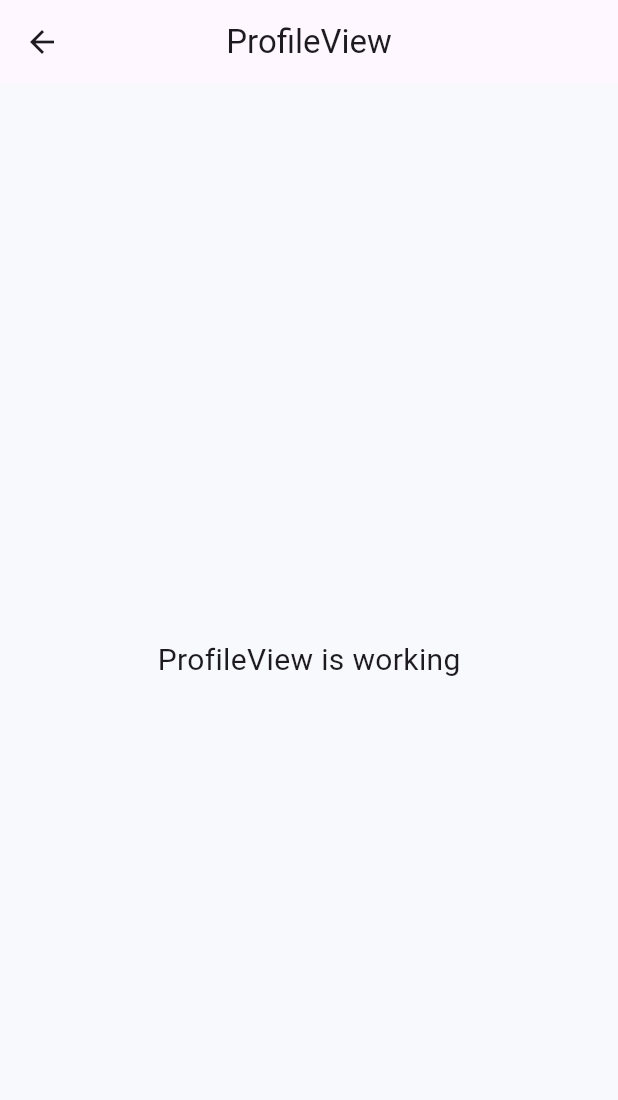
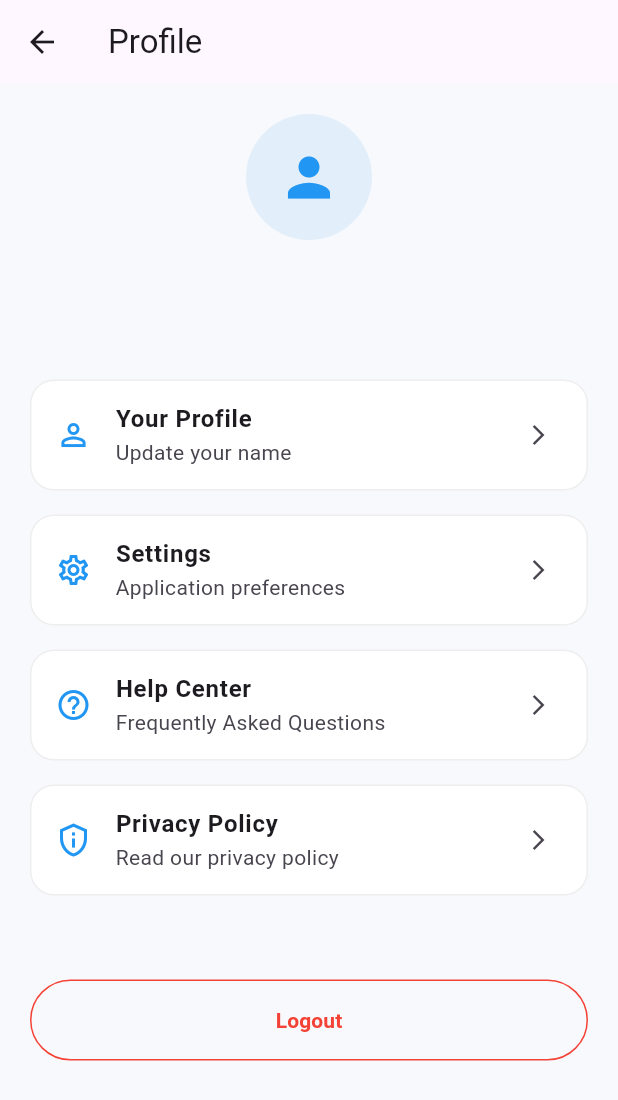
Before and after one commit to adhimmmm/laundry_app, a Flutter app: the ProfileView screen opened by its route, on a phone screen of 412 x 824 dp. Shown: the top 1100 px of the screen. Run offline on Flutter 3.47's test engine with Material 3 defaults, Android fonts, the light colour scheme and no system bars; our stand-ins replace flutter_map, geolocator, get, latlong2, permission_handler, shared_preferences and 1 more; accounts and stored records are empty.

Commit message:
update profile

```diff
--- a/lib/app/modules/profile/controllers/profile_controller.dart
+++ b/lib/app/modules/profile/controllers/profile_controller.dart
@@ -1,23 +1,52 @@
 import 'package:get/get.dart';
+import 'package:supabase_flutter/supabase_flutter.dart';
+import '../../auth/controllers/auth_controller.dart';
 
 class ProfileController extends GetxController {
-  //TODO: Implement ProfileController
+  final SupabaseClient _client = Supabase.instance.client;
 
-  final count = 0.obs;
+  final Rx<User?> user = Rx<User?>(null);
+  final RxBool isUpdating = false.obs;
+
   @override
   void onInit() {
     super.onInit();
+    user.value = _client.auth.currentUser;
   }
 
-  @override
-  void onReady() {
-    super.onReady();
+  String get email => user.value?.email ?? '-';
+  String get fullName =>
+      user.value?.userMetadata?['full_name'] ?? 'User';
+
+  Future<void> updateName(String name) async {
+    try {
+      isUpdating.value = true;
+
+      await _client.auth.updateUser(
+        UserAttributes(
+          data: {'full_name': name},
+        ),
+      );
+
+      user.value = _client.auth.currentUser;
+
+      Get.snackbar(
+        'Success',
+        'Name updated successfully',
+        snackPosition: SnackPosition.BOTTOM,
+      );
+    } catch (e) {
+      Get.snackbar(
+        'Error',
+        e.toString(),
+        snackPosition: SnackPosition.BOTTOM,
+      );
+    } finally {
+      isUpdating.value = false;
+    }
   }
 
-  @override
-  void onClose() {
-    super.onClose();
+  void logout() {
+    Get.find<AuthController>().logout();
   }
-
-  void increment() => count.value++;
 }
--- a/lib/app/modules/profile/views/profile_view.dart
+++ b/lib/app/modules/profile/views/profile_view.dart
@@ -1,24 +1,225 @@
 import 'package:flutter/material.dart';
-
 import 'package:get/get.dart';
-
 import '../controllers/profile_controller.dart';
 
 class ProfileView extends GetView<ProfileController> {
   const ProfileView({super.key});
+
   @override
   Widget build(BuildContext context) {
     return Scaffold(
       appBar: AppBar(
-        title: const Text('ProfileView'),
-        centerTitle: true,
+        title: const Text('Profile'),
+        elevation: 0,
       ),
-      body: const Center(
-        child: Text(
-          'ProfileView is working',
-          style: TextStyle(fontSize: 20),
+      body: SingleChildScrollView(
+        padding: const EdgeInsets.all(20),
+        child: Column(
+          children: [
+            _profileHeader(),
+            const SizedBox(height: 30),
+
+            _menuCard(
+              icon: Icons.person_outline,
+              title: 'Your Profile',
+              subtitle: 'Update your name',
+              onTap: () => _showEditNameDialog(),
+            ),
+
+            _menuCard(
+              icon: Icons.settings_outlined,
+              title: 'Settings',
+              subtitle: 'Application preferences',
+              onTap: () {
+                Get.snackbar(
+                  'Settings',
+                  'Settings feature coming soon',
+                  snackPosition: SnackPosition.BOTTOM,
+                );
+              },
+            ),
+
+            _menuCard(
+              icon: Icons.help_outline,
+              title: 'Help Center',
+              subtitle: 'Frequently Asked Questions',
+              onTap: () => _showFaqDialog(),
+            ),
+
+            _menuCard(
+              icon: Icons.privacy_tip_outlined,
+              title: 'Privacy Policy',
+              subtitle: 'Read our privacy policy',
+              onTap: () => _showPrivacyDialog(),
+            ),
+
+            const SizedBox(height: 40),
+
+            /// LOGOUT
+            SizedBox(
+              width: double.infinity,
+              height: 54,
+              child: OutlinedButton(
+                onPressed: controller.logout,
+                style: OutlinedButton.styleFrom(
+                  side: const BorderSide(color: Colors.red),
+                  shape: RoundedRectangleBorder(
+                    borderRadius: BorderRadius.circular(28),
+                  ),
+                ),
+                child: const Text(
+                  'Logout',
+                  style: TextStyle(
+                    color: Colors.red,
+                    fontWeight: FontWeight.w600,
+                  ),
+                ),
+              ),
+            ),
+          ],
         ),
       ),
     );
   }
+
+  // ================= HEADER =================
+
+  Widget _profileHeader() {
+    return Obx(
+      () => Column(
+        children: [
+          CircleAvatar(
+            radius: 42,
+            backgroundColor: Colors.blue.withOpacity(0.1),
+            child: const Icon(
+              Icons.person,
+              size: 42,
+              color: Colors.blue,
+            ),
+          ),
+          const SizedBox(height: 12),
+          Text(
+            controller.fullName,
+            style: const TextStyle(
+              fontSize: 18,
+              fontWeight: FontWeight.bold,
+            ),
+          ),
+          const SizedBox(height: 4),
+          Text(
+            controller.email,
+            style: TextStyle(
+              color: Colors.grey.shade600,
+            ),
+          ),
+        ],
+      ),
+    );
+  }
+
+  // ================= MENU CARD =================
+
+  Widget _menuCard({
+    required IconData icon,
+    required String title,
+    required String subtitle,
+    required VoidCallback onTap,
+  }) {
+    return Container(
+      margin: const EdgeInsets.only(bottom: 16),
+      decoration: BoxDecoration(
+        color: Colors.white,
+        borderRadius: BorderRadius.circular(16),
+        border: Border.all(color: Colors.grey.shade200),
+      ),
+      child: ListTile(
+        leading: Icon(icon, color: Colors.blue),
+        title: Text(title, style: const TextStyle(fontWeight: FontWeight.w600)),
+        subtitle: Text(subtitle),
+        trailing: const Icon(Icons.arrow_forward_ios, size: 16),
+        onTap: onTap,
+      ),
+    );
+  }
+
+  // ================= DIALOGS =================
+
+  void _showEditNameDialog() {
+    final nameController =
+        TextEditingController(text: controller.fullName);
+
+    Get.dialog(
+      AlertDialog(
+        title: const Text('Update Name'),
+        content: TextField(
+          controller: nameController,
+          decoration: const InputDecoration(
+            labelText: 'Full Name',
+          ),
+        ),
+        actions: [
+          TextButton(
+            onPressed: Get.back,
+            child: const Text('Cancel'),
+          ),
+          Obx(
+            () => ElevatedButton(
+              onPressed: controller.isUpdating.value
+                  ? null
+                  : () {
+                      controller.updateName(nameController.text.trim());
+                      Get.back();
+                    },
+              child: controller.isUpdating.value
+                  ? const SizedBox(
+                      height: 18,
+                      width: 18,
+                      child: CircularProgressIndicator(strokeWidth: 2),
+                    )
+                  : const Text('Save'),
+            ),
+          ),
+        ],
+      ),
+    );
+  }
+
+  void _showFaqDialog() {
+    Get.dialog(
+      AlertDialog(
+        title: const Text('FAQ'),
+        content: const SingleChildScrollView(
+          child: Text(
+            'Q: How to order laundry?\n'
+            'A: Choose service and place order.\n\n'
+            'Q: How long does it take?\n'
+            'A: Usually 1–2 days.\n\n'
+            'Q: How to contact support?\n'
+            'A: Via Help Center.',
+          ),
+        ),
+        actions: [
+          TextButton(onPressed: Get.back, child: const Text('Close')),
+        ],
+      ),
+    );
+  }
+
+  void _showPrivacyDialog() {
+    Get.dialog(
+      AlertDialog(
+        title: const Text('Privacy Policy'),
+        content: const SingleChildScrollView(
+          child: Text(
+            'We respect your privacy.\n\n'
+            'Your data is used only to provide laundry services '
+            'and will not be shared with third parties.',
+          ),
+        ),
+        actions: [
+          TextButton(onPressed: Get.back, child: const Text('Close')),
+        ],
+      ),
+    );
+  }
 }
```
Also changed, not shown: lib/app/modules/main_view/views/main_view_view.dart (+12 -0 lines).
